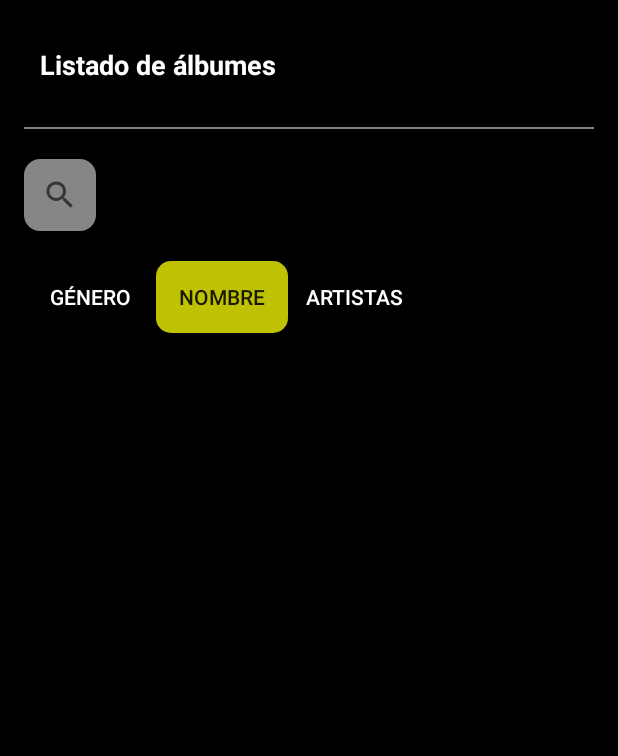
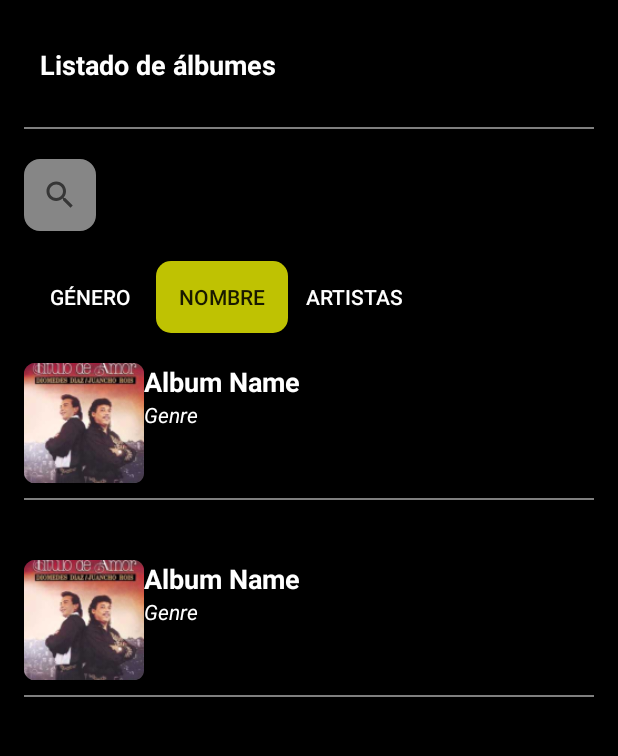
Before and after one commit to kevin96uniandes/MISO2023-aplicaciones-moviles, an Android app: the fragment ListAlbumsFragment shown on its own in the app's theme, on a phone screen of 412 x 824 dp, the part 62-818 px from its top. Run offline under Robolectric (Android 15) with nearby library versions, the phone set to English and light mode, and no system bars.

Commit message:
Se adiciona el diseño del item de la lista de álbumes

```diff
--- /dev/null
+++ b/app/src/main/res/drawable/pruebaicono_background.xml
@@ -0,0 +1,74 @@
+<?xml version="1.0" encoding="utf-8"?>
+<vector
+    android:height="108dp"
+    android:width="108dp"
+    android:viewportHeight="108"
+    android:viewportWidth="108"
+    xmlns:android="http://schemas.android.com/apk/res/android">
+    <path android:fillColor="#3DDC84"
+          android:pathData="M0,0h108v108h-108z"/>
+    <path android:fillColor="#00000000" android:pathData="M9,0L9,108"
+          android:strokeColor="#33FFFFFF" android:strokeWidth="0.8"/>
+    <path android:fillColor="#00000000" android:pathData="M19,0L19,108"
+          android:strokeColor="#33FFFFFF" android:strokeWidth="0.8"/>
+    <path android:fillColor="#00000000" android:pathData="M29,0L29,108"
+          android:strokeColor="#33FFFFFF" android:strokeWidth="0.8"/>
+    <path android:fillColor="#00000000" android:pathData="M39,0L39,108"
+          android:strokeColor="#33FFFFFF" android:strokeWidth="0.8"/>
+    <path android:fillColor="#00000000" android:pathData="M49,0L49,108"
+          android:strokeColor="#33FFFFFF" android:strokeWidth="0.8"/>
+    <path android:fillColor="#00000000" android:pathData="M59,0L59,108"
+          android:strokeColor="#33FFFFFF" android:strokeWidth="0.8"/>
+    <path android:fillColor="#00000000" android:pathData="M69,0L69,108"
+          android:strokeColor="#33FFFFFF" android:strokeWidth="0.8"/>
+    <path android:fillColor="#00000000" android:pathData="M79,0L79,108"
+          android:strokeColor="#33FFFFFF" android:strokeWidth="0.8"/>
+    <path android:fillColor="#00000000" android:pathData="M89,0L89,108"
+          android:strokeColor="#33FFFFFF" android:strokeWidth="0.8"/>
+    <path android:fillColor="#00000000" android:pathData="M99,0L99,108"
+          android:strokeColor="#33FFFFFF" android:strokeWidth="0.8"/>
+    <path android:fillColor="#00000000" android:pathData="M0,9L108,9"
+          android:strokeColor="#33FFFFFF" android:strokeWidth="0.8"/>
+    <path android:fillColor="#00000000" android:pathData="M0,19L108,19"
+          android:strokeColor="#33FFFFFF" android:strokeWidth="0.8"/>
+    <path android:fillColor="#00000000" android:pathData="M0,29L108,29"
+          android:strokeColor="#33FFFFFF" android:strokeWidth="0.8"/>
+    <path android:fillColor="#00000000" android:pathData="M0,39L108,39"
+          android:strokeColor="#33FFFFFF" android:strokeWidth="0.8"/>
+    <path android:fillColor="#00000000" android:pathData="M0,49L108,49"
+          android:strokeColor="#33FFFFFF" android:strokeWidth="0.8"/>
+    <path android:fillColor="#00000000" android:pathData="M0,59L108,59"
+          android:strokeColor="#33FFFFFF" android:strokeWidth="0.8"/>
+    <path android:fillColor="#00000000" android:pathData="M0,69L108,69"
+          android:strokeColor="#33FFFFFF" android:strokeWidth="0.8"/>
+    <path android:fillColor="#00000000" android:pathData="M0,79L108,79"
+          android:strokeColor="#33FFFFFF" android:strokeWidth="0.8"/>
+    <path android:fillColor="#00000000" android:pathData="M0,89L108,89"
+          android:strokeColor="#33FFFFFF" android:strokeWidth="0.8"/>
+    <path android:fillColor="#00000000" android:pathData="M0,99L108,99"
+          android:strokeColor="#33FFFFFF" android:strokeWidth="0.8"/>
+    <path android:fillColor="#00000000" android:pathData="M19,29L89,29"
+          android:strokeColor="#33FFFFFF" android:strokeWidth="0.8"/>
+    <path android:fillColor="#00000000" android:pathData="M19,39L89,39"
+          android:strokeColor="#33FFFFFF" android:strokeWidth="0.8"/>
+    <path android:fillColor="#00000000" android:pathData="M19,49L89,49"
+          android:strokeColor="#33FFFFFF" android:strokeWidth="0.8"/>
+    <path android:fillColor="#00000000" android:pathData="M19,59L89,59"
+          android:strokeColor="#33FFFFFF" android:strokeWidth="0.8"/>
+    <path android:fillColor="#00000000" android:pathData="M19,69L89,69"
+          android:strokeColor="#33FFFFFF" android:strokeWidth="0.8"/>
+    <path android:fillColor="#00000000" android:pathData="M19,79L89,79"
+          android:strokeColor="#33FFFFFF" android:strokeWidth="0.8"/>
+    <path android:fillColor="#00000000" android:pathData="M29,19L29,89"
+          android:strokeColor="#33FFFFFF" android:strokeWidth="0.8"/>
+    <path android:fillColor="#00000000" android:pathData="M39,19L39,89"
+          android:strokeColor="#33FFFFFF" android:strokeWidth="0.8"/>
+    <path android:fillColor="#00000000" android:pathData="M49,19L49,89"
+          android:strokeColor="#33FFFFFF" android:strokeWidth="0.8"/>
+    <path android:fillColor="#00000000" android:pathData="M59,19L59,89"
+          android:strokeColor="#33FFFFFF" android:strokeWidth="0.8"/>
+    <path android:fillColor="#00000000" android:pathData="M69,19L69,89"
+          android:strokeColor="#33FFFFFF" android:strokeWidth="0.8"/>
+    <path android:fillColor="#00000000" android:pathData="M79,19L79,89"
+          android:strokeColor="#33FFFFFF" android:strokeWidth="0.8"/>
+</vector>
--- a/app/src/main/res/layout/fragment_list_albums.xml
+++ b/app/src/main/res/layout/fragment_list_albums.xml
@@ -70,5 +70,112 @@
                 android:textColor="@color/white" />
         </androidx.appcompat.widget.LinearLayoutCompat>
 
+        <androidx.appcompat.widget.LinearLayoutCompat
+            android:layout_width="match_parent"
+            android:layout_height="wrap_content"
+            android:orientation="vertical"
+            android:paddingTop="20dp">
+
+            <androidx.appcompat.widget.LinearLayoutCompat
+                android:layout_width="match_parent"
+                android:layout_height="wrap_content"
+                android:orientation="horizontal" >
+
+                <ImageView
+                    android:id="@+id/album_cover1"
+                    android:layout_width="80dp"
+                    android:layout_height="80dp"
+                    android:src="@mipmap/pruebaicono" />
+
+                <androidx.appcompat.widget.LinearLayoutCompat
+                    android:layout_width="match_parent"
+                    android:layout_height="wrap_content"
+                    android:orientation="vertical" >
+
+                    <TextView
+                        android:id="@+id/album_name1"
+                        android:layout_width="match_parent"
+                        android:layout_height="wrap_content"
+                        android:text="Album Name"
+                        android:textSize="18sp"
+                        android:textStyle="bold"
+                        android:textColor="@color/white" />
+
+                    <TextView
+                        android:id="@+id/album_genre1"
+                        android:layout_width="match_parent"
+                        android:layout_height="wrap_content"
+                        android:text="Genre"
+                        android:textSize="14sp"
+                        android:textStyle="italic"
+                        android:textColor="@color/white" />
+
+                </androidx.appcompat.widget.LinearLayoutCompat>
+
+            </androidx.appcompat.widget.LinearLayoutCompat>
+
+            <View
+                android:layout_width="match_parent"
+                android:layout_height="1dp"
+                android:layout_marginTop="10dp"
+                android:layout_marginBottom="20dp"
+                android:alpha="0.5"
+                android:background="@color/white" />
+
+        </androidx.appcompat.widget.LinearLayoutCompat>
+        <androidx.appcompat.widget.LinearLayoutCompat
+            android:layout_width="match_parent"
+            android:layout_height="wrap_content"
+            android:orientation="vertical"
+            android:paddingTop="20dp">
+
+            <androidx.appcompat.widget.LinearLayoutCompat
+                android:layout_width="match_parent"
+                android:layout_height="wrap_content"
+                android:orientation="horizontal" >
+
+                <ImageView
+                    android:id="@+id/album_cover2"
+                    android:layout_width="80dp"
+                    android:layout_height="80dp"
+                    android:src="@mipmap/pruebaicono" />
+
+                <androidx.appcompat.widget.LinearLayoutCompat
+                    android:layout_width="match_parent"
+                    android:layout_height="wrap_content"
+                    android:orientation="vertical" >
+
+                    <TextView
+                        android:id="@+id/album_name2"
+                        android:layout_width="match_parent"
+                        android:layout_height="wrap_content"
+                        android:text="Album Name"
+                        android:textSize="18sp"
+                        android:textStyle="bold"
+                        android:textColor="@color/white" />
+
+                    <TextView
+                        android:id="@+id/album_genre2"
+                        android:layout_width="match_parent"
+                        android:layout_height="wrap_content"
+                        android:text="Genre"
+                        android:textSize="14sp"
+                        android:textStyle="italic"
+                        android:textColor="@color/white" />
+
+                </androidx.appcompat.widget.LinearLayoutCompat>
+
+            </androidx.appcompat.widget.LinearLayoutCompat>
+
+            <View
+                android:layout_width="match_parent"
+                android:layout_height="1dp"
+                android:layout_marginTop="10dp"
+                android:layout_marginBottom="20dp"
+                android:alpha="0.5"
+                android:background="@color/white" />
+
+        </androidx.appcompat.widget.LinearLayoutCompat>
+
     </androidx.appcompat.widget.LinearLayoutCompat>
 </ScrollView>
--- /dev/null
+++ b/app/src/main/res/mipmap-anydpi-v26/pruebaicono.xml
@@ -0,0 +1,5 @@
+<?xml version="1.0" encoding="utf-8"?>
+<adaptive-icon xmlns:android="http://schemas.android.com/apk/res/android">
+    <background android:drawable="@drawable/pruebaicono_background"/>
+    <foreground android:drawable="@mipmap/pruebaicono_foreground"/>
+</adaptive-icon>
```
Also changed, not shown: app/src/main/res/mipmap-hdpi/pruebaicono.png (added), app/src/main/res/mipmap-hdpi/pruebaicono_foreground.png (added), app/src/main/res/mipmap-mdpi/pruebaicono.png (added), app/src/main/res/mipmap-mdpi/pruebaicono_foreground.png (added), app/src/main/res/mipmap-xhdpi/pruebaicono.png (added), app/src/main/res/mipmap-xhdpi/pruebaicono_foreground.png (added), app/src/main/res/mipmap-xxhdpi/pruebaicono.png (added), app/src/main/res/mipmap-xxhdpi/pruebaicono_foreground.png (added), app/src/main/res/mipmap-xxxhdpi/pruebaicono.png (added), app/src/main/res/mipmap-xxxhdpi/pruebaicono_foreground.png (added).
